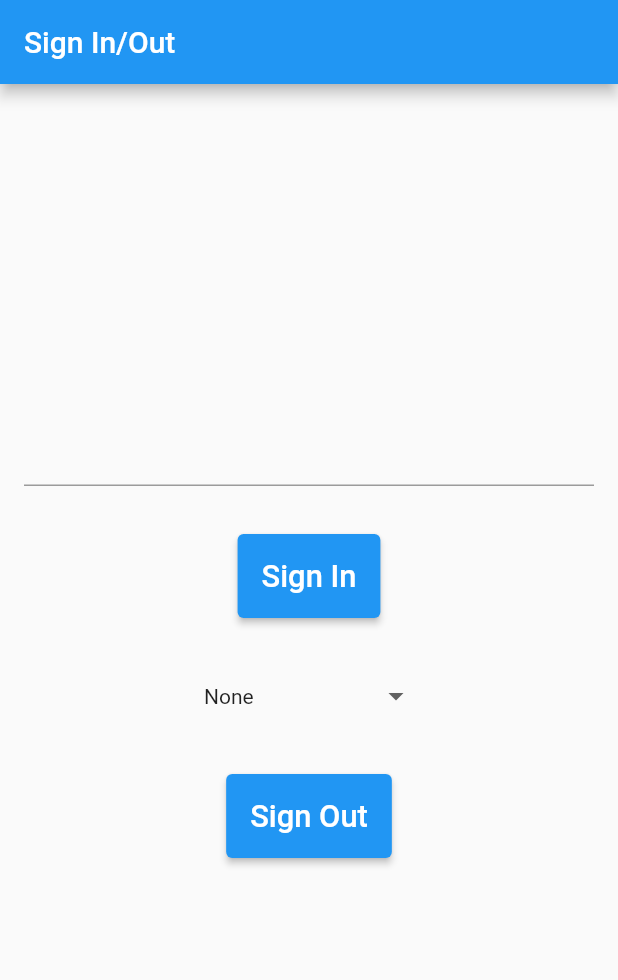
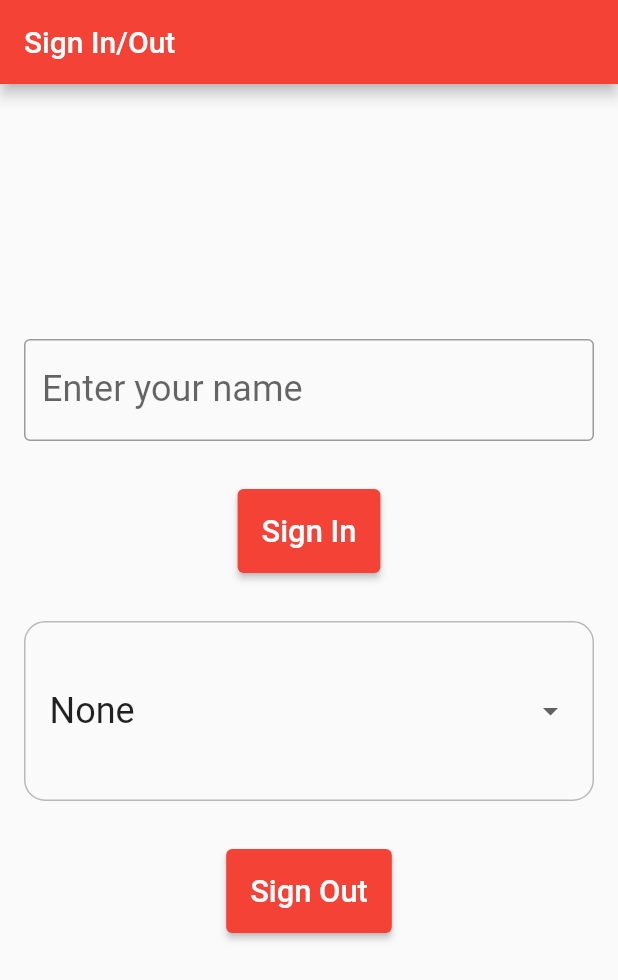
Before and after one commit to frc5567/signin-tracker, a Flutter app: the screen it shows after launch, after a tap on "Sign Out", on a phone screen of 412 x 824 dp. Shown: the top 980 px of the screen. Run offline on Flutter 3.47's test engine with Material 2 defaults, Android fonts, the phone set to English and light mode, and no system bars; drawn by our look-alikes of dropdown_button2; our stand-ins replace csv.

Commit message:
added todo to readme, increased font sizes

```diff
--- a/lib/main.dart
+++ b/lib/main.dart
@@ -13,8 +13,13 @@ void main() {
   runApp(const MyApp());
 }
 
+/// People who have signed in and out
 List<Person> signInList = [];
+
+/// Map of people who are currently signed in
 Map<String, DateTime> currentlySignedIn = {};
+
+/// Default currently selected option for dropdown
 String _currentSelect = "None";
 
 class MyApp extends StatelessWidget {
@@ -24,15 +29,16 @@ class MyApp extends StatelessWidget {
   @override
   Widget build(BuildContext context) {
     return MaterialApp(
-      title: 'Flutter Demo',
+      title: 'Sign In Tracker',
       theme: ThemeData(
-        primarySwatch: Colors.blue,
+        primarySwatch: Colors.red,
       ),
       home: const MyHomePage(title: 'Sign In/Out'),
     );
   }
 }
 
+/// Custom dropdown menu, encapsulates dropdown for easier management
 class MyDropdown extends StatefulWidget {
   final Stream<String> stream;
   const MyDropdown({required this.stream, Key? key}) : super(key: key);
@@ -44,24 +50,24 @@ class MyDropdown extends StatefulWidget {
 class _MyDropdownState extends State<MyDropdown> {
   late StreamSubscription subscription;
 
-  @override
-  void initState() {
-    print("init drop");
-    super.initState();
-  }
-
+  /// Subscribe so we can update the dropdown menu when the available values change.
+  /// This basically lets our other widgets update our state.
   Future<void> setSubscription() async {
     try {
       subscription = widget.stream.listen((value) {
         setState(() {});
       });
     } catch (ignored) {
-      print("oop");
+      if (kDebugMode) {
+        print("Subscription failed, likely because we were already subscribed");
+      }
     }
   }
 
   @override
   Widget build(BuildContext context) {
+    // Ideally this would only be called on Widget init, but that just didn't
+    // work for me, hence calling it here and the trycatch hack for resubscribing
     setSubscription();
 
     return DropdownButtonHideUnderline(
@@ -69,17 +75,18 @@ class _MyDropdownState extends State<MyDropdown> {
         hint: Text(
           'Select Item',
           style: TextStyle(
-            fontSize: 14,
+            fontSize: 24,
             color: Theme.of(context).hintColor,
           ),
         ),
+        // Map the names of people currently signed in as dropdown items
         items: currentlySignedIn.keys
             .map((item) => DropdownMenuItem<String>(
                   value: item,
                   child: Text(
                     item,
                     style: const TextStyle(
-                      fontSize: 14,
+                      fontSize: 24,
                     ),
                   ),
                 ))
@@ -90,9 +97,19 @@ class _MyDropdownState extends State<MyDropdown> {
             _currentSelect = value as String;
           });
         },
-        buttonHeight: 40,
-        buttonWidth: 140,
+        // yes constants here are bad, but this will only run on our tablets,
+        // so we can ignore flexibility
+        buttonHeight: 120,
+        buttonWidth: 420,
         itemHeight: 40,
+        buttonPadding: const EdgeInsets.all(16),
+        dropdownPadding: const EdgeInsets.all(16),
+        buttonDecoration: BoxDecoration(
+          borderRadius: BorderRadius.circular(14),
+          border: Border.all(
+            color: Colors.black26,
+          ),
+        ),
       ),
     );
   }
@@ -110,28 +127,45 @@ class MyHomePage extends StatefulWidget {
 class _MyHomePageState extends State<MyHomePage> {
   final _formKey = GlobalKey<FormState>();
 
+  /// Writes the data currently saved to a csv
   void _writeData() async {
     List<List<dynamic>> rows = [[]];
+    // add each person who has signed in and out to the list
     for (Person person in signInList) {
       rows.add(person.toList());
     }
+
+    // add people who have not signed out to the list
+    for(var person in currentlySignedIn.entries) {
+      rows.add([person.key, person.value, ""]);
+    }
+
+    // get the external directory for writing
     final Directory? dir = await getExternalStorageDirectory();
+
+    // grab the current time and create a string
     DateTime today = DateTime.now();
     String dateStr = "${today.day}-${today.month}-${today.year}--${today.hour}:${today.minute}";
+
+    // create a file, deleting it if one already exists, and write csv to it
     final file = File(join(dir!.path, dateStr + 'people.csv'));
     if (file.existsSync()) {
       file.deleteSync();
     }
     file.createSync();
-    print(file.path);
+    if (kDebugMode) {
+      print(file.path);
+    }
     String csv = const ListToCsvConverter().convert(rows);
     file.writeAsString(csv);
   }
 
+  /// Add a person to our map
   void _addPerson(String name) {
     currentlySignedIn.putIfAbsent(name, () => DateTime.now());
   }
 
+  /// Remove a person to our map and add them to the list with a sign out time
   void _signOut(String name) {
     _currentSelect = "None";
     Person signingOut = Person(
@@ -140,25 +174,32 @@ class _MyHomePageState extends State<MyHomePage> {
     signInList.add(signingOut);
   }
 
+  /// Text editing controller to allow us to empty name input field
   final myController = TextEditingController();
 
   @override
   void dispose() {
     // Clean up the controller when the widget is disposed.
     myController.dispose();
+    // this doesn't seem to work but \shrug
     _writeData();
     super.dispose();
   }
 
   @override
   Widget build(BuildContext context) {
+    // create stream controller to send events to our dropdown
     StreamController<String> _controller = StreamController<String>();
+
+    // add default value to our list. This will appear in csv, but so be it
     currentlySignedIn.putIfAbsent("None", () => DateTime.now());
-    print(currentlySignedIn.keys);
+
+    // screen size data for scaling our button
     final width = MediaQuery.of(context).size.width;
     const scalar = 0.05;
     const padding = 16.0;
 
+    // declare button widget so we can remove the "WriteData" button in release
     Widget button = const Padding(
         padding: EdgeInsets.all(padding));
     if (kDebugMode) {
@@ -199,6 +240,13 @@ class _MyHomePageState extends State<MyHomePage> {
                   Padding(
                       padding: const EdgeInsets.all(padding),
                       child: TextFormField(
+                        style: const TextStyle(
+                          fontSize: 24
+                        ),
+                        decoration: const InputDecoration(
+                          border: OutlineInputBorder(),
+                          labelText: 'Enter your name',
+                        ),
                         controller: myController,
                         validator: (value) {
                           if (value == null || value.isEmpty) {
@@ -248,7 +296,9 @@ class _MyHomePageState extends State<MyHomePage> {
                             _currentSelect = "None";
                             _controller.sink.add("None");
                           } else {
-                            print("bad");
+                            if (kDebugMode) {
+                              print("You've tried to delete the \"None\" entry. Don't do that.");
+                            }
                           }
                         },
                       )),
--- a/lib/person.dart
+++ b/lib/person.dart
@@ -1,13 +1,13 @@
+/// Models a person with name, sign in and sign out
 class Person {
   late String name;
   late DateTime signIn;
   late DateTime signOut;
 
-  Person({
-    required this.name,
-    required this.signIn
-});
+  /// Constructor, requires name and signIn on construct
+  Person({required this.name, required this.signIn});
 
+  /// Converts the data to a list for CSV output
   List<dynamic> toList() {
     List<dynamic> list = [name, signIn, signOut];
     return list;
```
Also changed, not shown: 1 other file.
